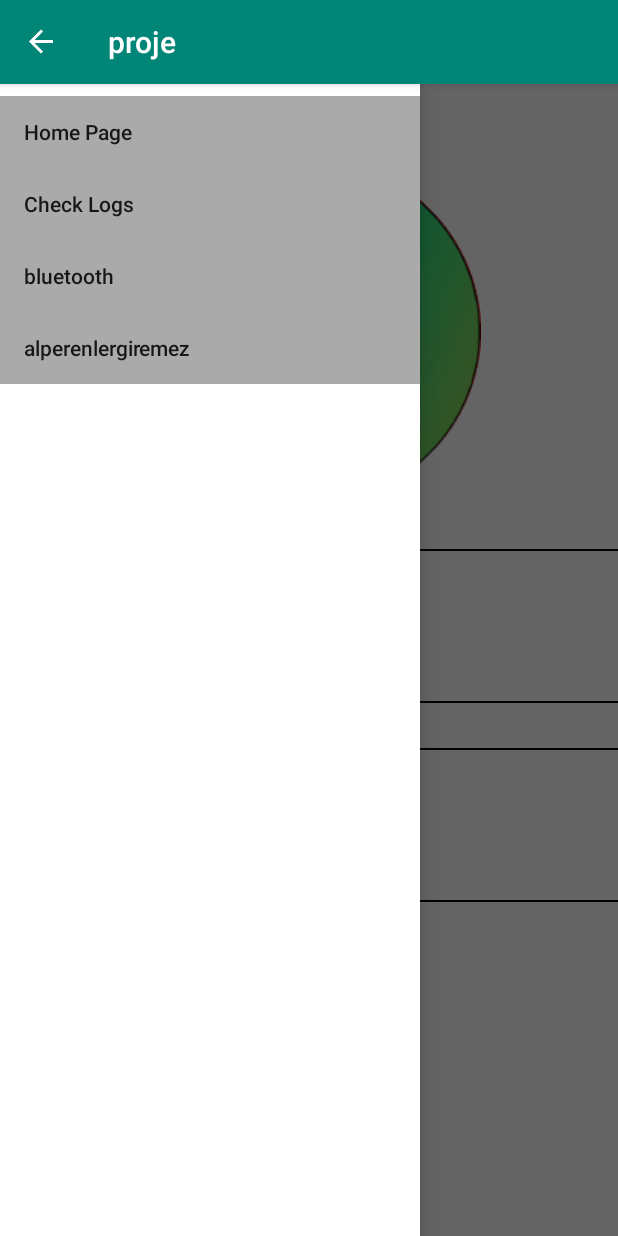
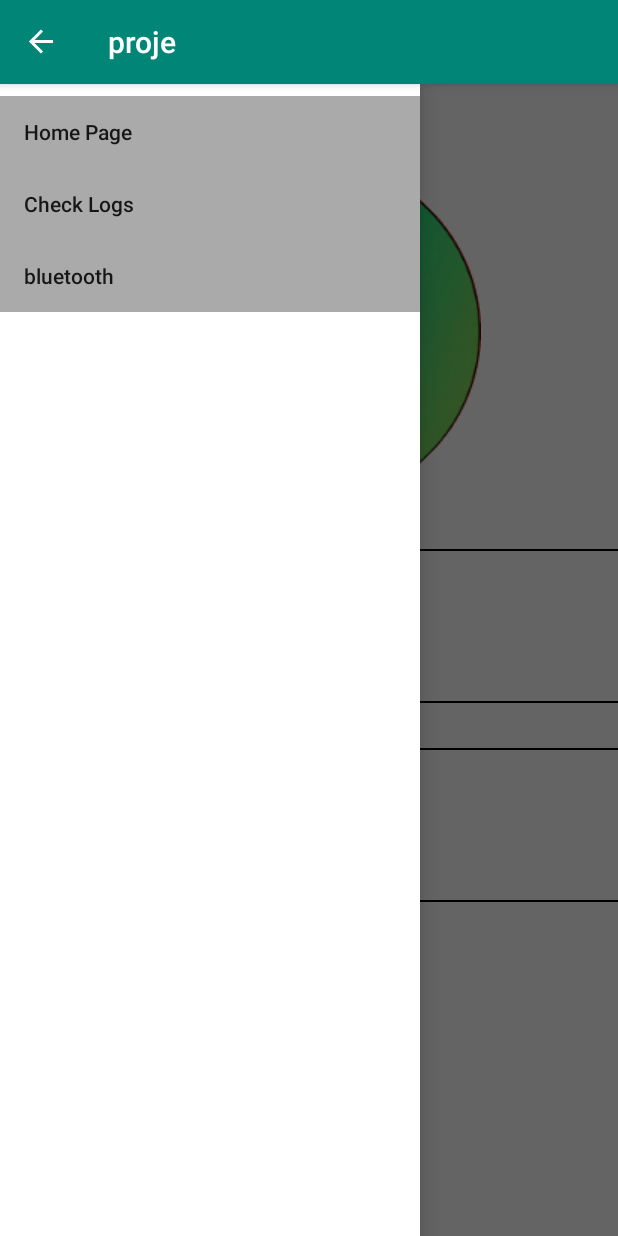
Before and after one commit to CelalCanKaya/aTracker, an Android app: the MainScreen screen opened directly, with no data from a screen before it, with the side drawer open, on a phone screen of 412 x 824 dp. Run offline under Robolectric (Android 15) with nearby library versions, the phone set to English and light mode, and no system bars; 1 statement that could not run was skipped.

Commit message:
Now automatically connects to ESP on MainScreen

```diff
--- a/app/src/main/java/com/example/proje/MainScreen.java
+++ b/app/src/main/java/com/example/proje/MainScreen.java
@@ -1,12 +1,31 @@
 package com.example.proje;
 
+import android.annotation.SuppressLint;
+import android.app.ProgressDialog;
+import android.bluetooth.BluetoothAdapter;
+import android.bluetooth.BluetoothDevice;
+import android.bluetooth.BluetoothServerSocket;
+import android.bluetooth.BluetoothSocket;
+import android.os.AsyncTask;
 import android.support.v7.app.AppCompatActivity;
 import android.os.Bundle;
+import android.widget.Button;
 import android.widget.TextView;
+import android.widget.Toast;
+
+import java.io.IOException;
+import java.util.UUID;
 
 public class MainScreen extends MenuBar {
 
     int steps = 0;
+    String address="3C:71:BF:AA:DB:F2";
+    private ProgressDialog progress;
+    BluetoothAdapter myBluetooth = null;
+    BluetoothSocket btSocket = null;
+    private boolean isBtConnected = false;
+    static final UUID myUUID = UUID.fromString("00001101-0000-1000-8000-00805F9B34FB");
+
 
 
     @Override
@@ -15,6 +34,8 @@ public class MainScreen extends MenuBar {
         setContentView(R.layout.main_screen);
         super.menuBar();
         final TextView sCount = (TextView) findViewById(R.id.stepCounter);
+        new BTbaglan().execute();
+
         // Suanki adım sayısını almamız lazım.
         Thread t = new Thread() {
             @Override
@@ -36,4 +57,53 @@ public class MainScreen extends MenuBar {
         };
         t.start();
     }
+
+    @SuppressLint("StaticFieldLeak")
+    private class BTbaglan extends AsyncTask<Void, Void, Void> {
+        private boolean ConnectSuccess = true;
+
+        @Override
+        protected void onPreExecute() {
+            progress = ProgressDialog.show(MainScreen.this , "Baglanıyor...", "Lütfen Bekleyin");
+        }
+
+        // https://gelecegiyazanlar.turkcell.com.tr/konu/android/egitim/android-301/asynctask
+        @Override
+        protected Void doInBackground(Void... devices) {
+            try {
+
+                if (btSocket == null || !isBtConnected) {
+                    myBluetooth = BluetoothAdapter.getDefaultAdapter();
+                    BluetoothDevice cihaz = myBluetooth.getRemoteDevice(address);
+                    System.out.println(address);
+                    btSocket = cihaz.createInsecureRfcommSocketToServiceRecord(myUUID);
+                    BluetoothAdapter.getDefaultAdapter().cancelDiscovery();
+                    btSocket.connect();
+
+
+
+
+                }
+            } catch (IOException e) {
+                ConnectSuccess = false;
+            }
+            return null;
+        }
+
+        @Override
+        protected void onPostExecute(Void result) {
+            super.onPostExecute(result);
+            if (!ConnectSuccess) {
+                // msg("Baglantı Hatası, Lütfen Tekrar Deneyin");
+                Toast.makeText(getApplicationContext(), "Bağlantı Hatası Tekrar Deneyin", Toast.LENGTH_SHORT).show();
+            } else {
+                //   msg("Baglantı Basarılı");
+                Toast.makeText(getApplicationContext(), "Bağlantı Başarılı", Toast.LENGTH_SHORT).show();
+
+                isBtConnected = true;
+            }
+            progress.dismiss();
+        }
+
+    }
 }
--- a/app/src/main/res/menu/drawermenu.xml
+++ b/app/src/main/res/menu/drawermenu.xml
@@ -12,8 +12,4 @@
         android:id="@+id/bluetooth"
         android:title="bluetooth"
         ></item>
-    <item
-        android:id="@+id/webservice"
-        android:title="alperenlergiremez"
-        ></item>
 </menu>
```
